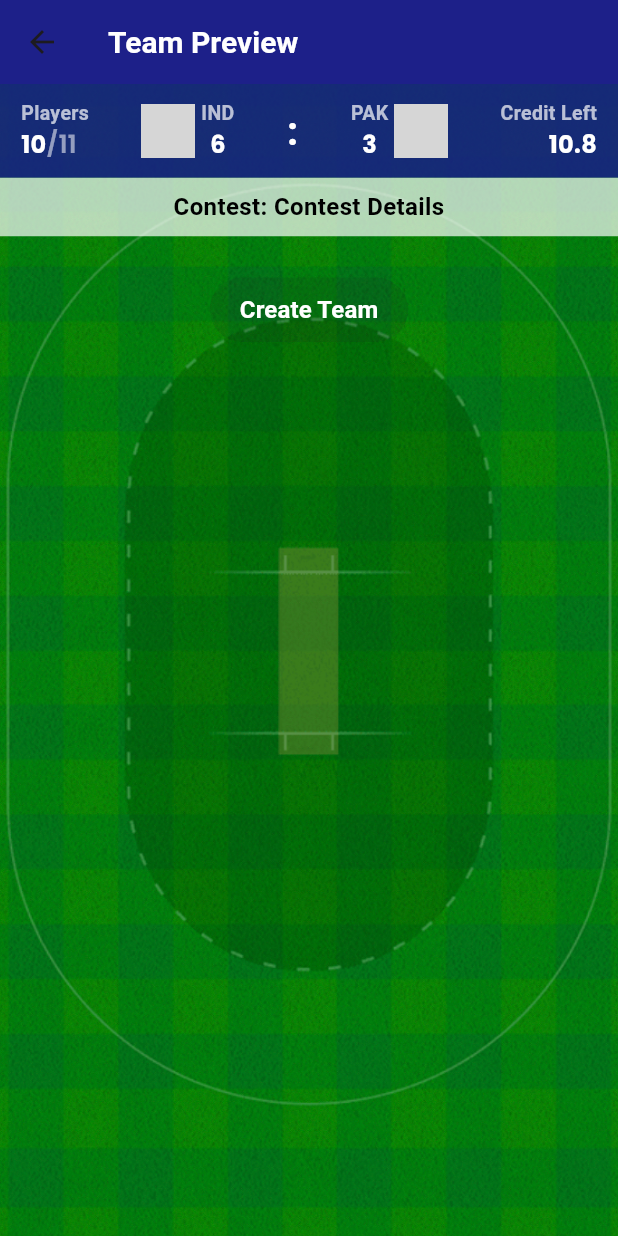
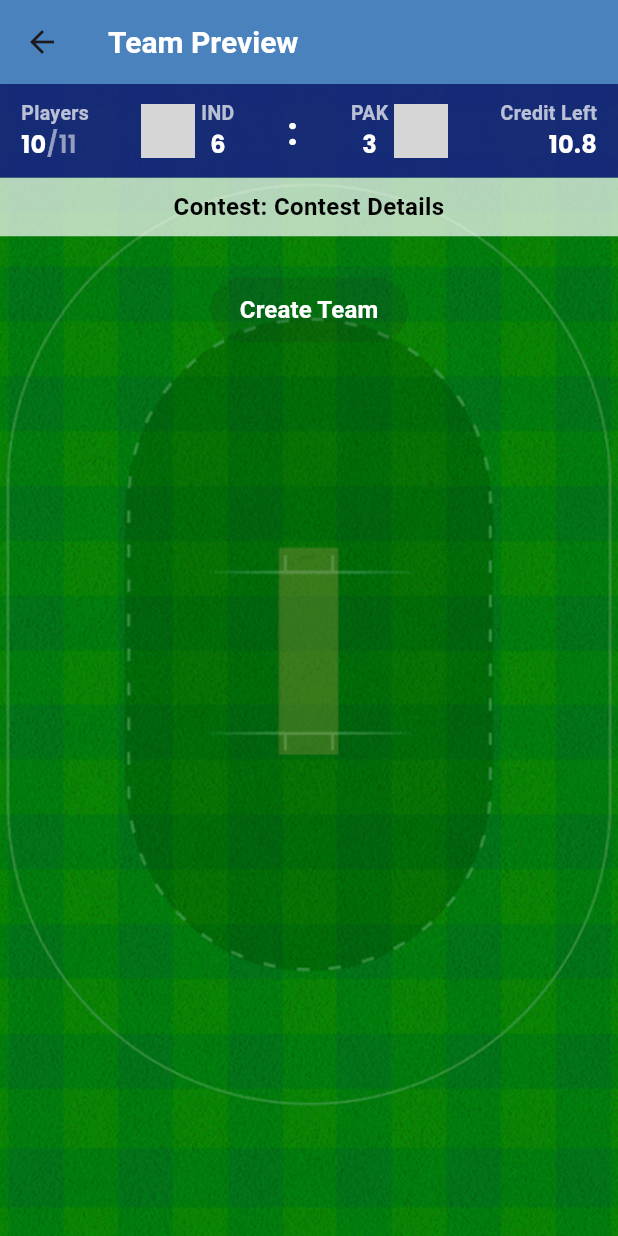
Before and after one commit to hrudayaditya/TeamX, a Flutter app: the TeamPreview screen opened directly with empty values, on a phone screen of 412 x 824 dp. Run offline on Flutter 3.47's test engine with Material 3 defaults, Android fonts, the phone set to English and light mode, and no system bars; our stand-ins replace another_flushbar, auto_size_text, flutter_secure_storage, fluttertoast, google_fonts, pinput; missing offline and left inert: borders, telephony; accounts and stored records are empty; network calls fail; Roboto replaces fonts that are missing (Assistant); grey boxes are pictures that could not be loaded.

Commit message:
Update AppBar and button background color for improved aesthetics

```diff
--- a/TeamX/lib/view/fantasy/preview_players.dart
+++ b/TeamX/lib/view/fantasy/preview_players.dart
@@ -177,7 +177,7 @@ class _TeamPreviewState extends State<TeamPreview> {
 
     return Scaffold(
       appBar: AppBar(
-        backgroundColor: const Color(0xff191D88),
+        backgroundColor: const Color.fromARGB(255, 72, 133, 190),
         elevation: 1.0,
         title: Text("Team Preview",
             style: AppTextStyles.primaryStyle(20.0, AppColors.white, FontWeight.w600)),
@@ -223,8 +223,7 @@ class _TeamPreviewState extends State<TeamPreview> {
                           onPressed:
                               widget.selectedPlayers.isNotEmpty ? _createTeam : null,
                           style: ElevatedButton.styleFrom(
-                            backgroundColor: const Color(0xff191D88),
-                            padding:
+                            backgroundColor: const Color.fromARGB(255, 72, 133, 190),                            padding:
                                 const EdgeInsets.symmetric(horizontal: 20, vertical: 10),
                           ),
                           child: Text("Create Team",
```
